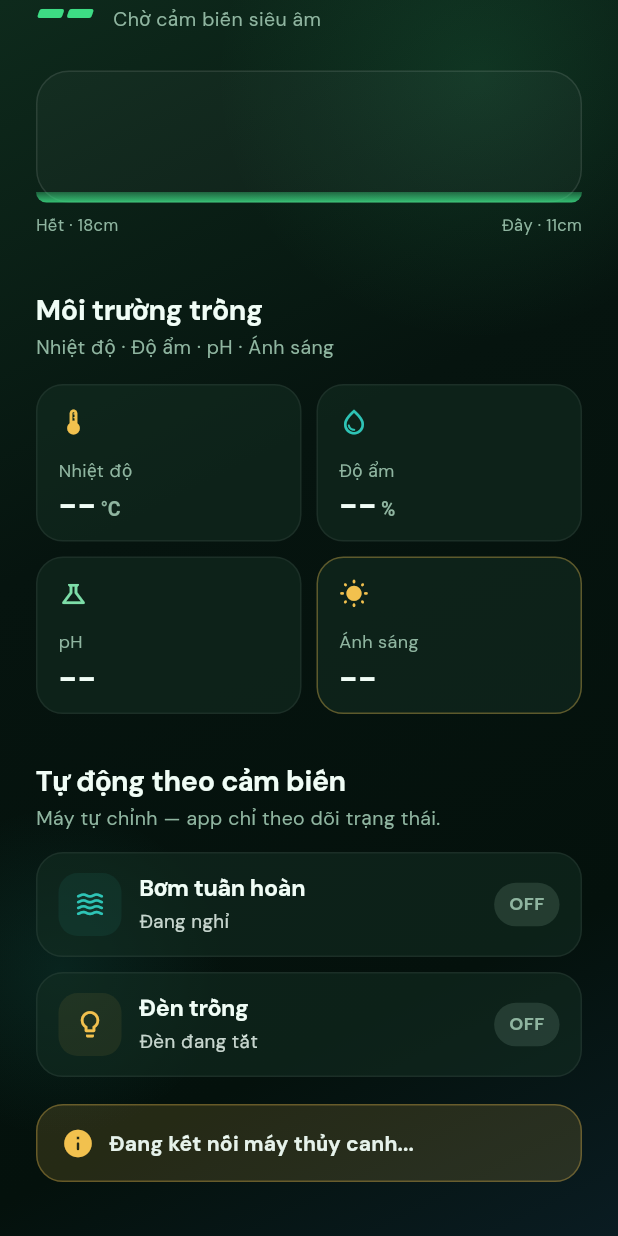
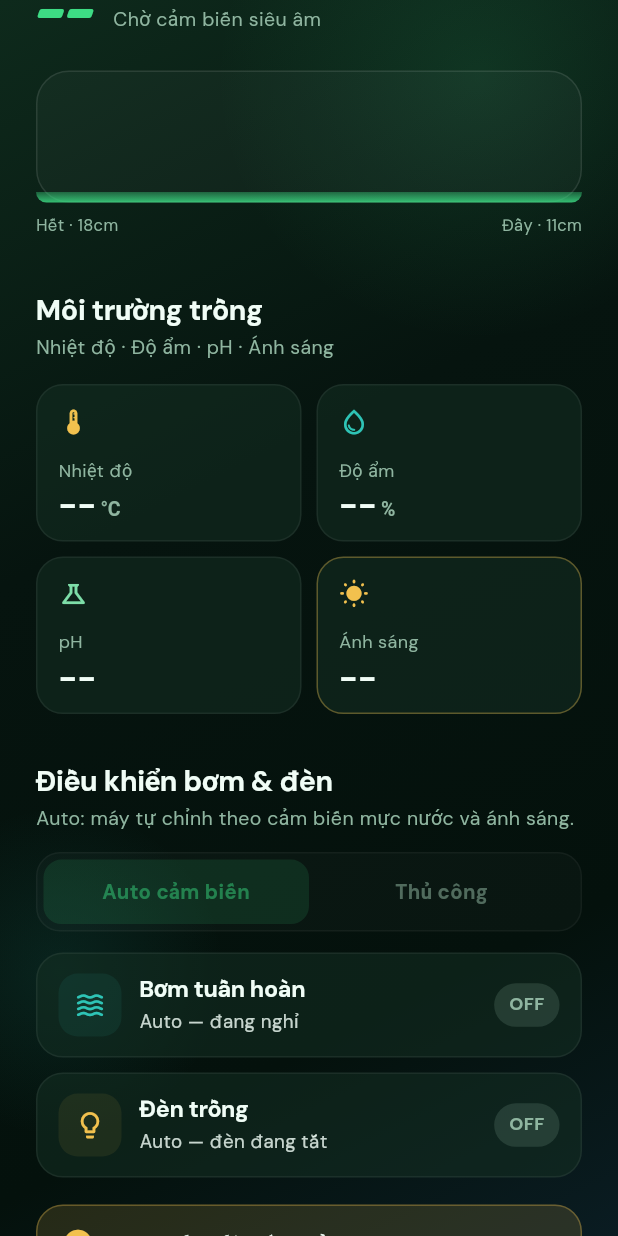
Before and after one commit to duong0411/thuycanh, a Flutter app: the HomePage screen opened directly, scrolled down 309 dp, on a phone screen of 412 x 824 dp. Run offline on Flutter 3.47's test engine with Material 3 defaults, Android fonts, the phone set to English and light mode, and no system bars; drawn by our look-alikes of flutter_animate; our stand-ins replace connectivity_plus, flutter_local_notifications, google_fonts, permission_handler, shared_preferences; missing offline and left inert: flutter_background_service, mqtt_client; accounts and stored records are empty.

Commit message:
Add Auto and manual pump/lamp control from the app.
Let users switch between sensor-driven AUTO and app ON/OFF without reflashing ESP32 firmware.

Co-authored-by: Cursor <cursoragent@cursor.com>

```diff
--- a/lib/core/hydro_provider.dart
+++ b/lib/core/hydro_provider.dart
@@ -7,6 +7,9 @@ import 'config.dart';
 import 'mqtt_service.dart';
 
 enum WaterAlertLevel { ok, full, low }
+
+/// Chế độ điều khiển bơm/đèn gửi xuống ESP32 (khớp firmware HC_AUTO / HC_ON / HC_OFF).
+enum ActuatorMode { auto, on, off }
 
 typedef TelemetrySync = Future<void> Function(Map<String, dynamic> state);
 
@@ -38,6 +41,12 @@ class HydroProvider extends ChangeNotifier {
   int? lightLevel;
   bool pumpOn = false;
   bool lampOn = false;
+
+  /// true = bơm/đèn theo cảm biến; false = bật/tắt thủ công trên app.
+  bool sensorAutoMode = true;
+  ActuatorMode pumpMode = ActuatorMode.auto;
+  ActuatorMode lampMode = ActuatorMode.auto;
+
   WaterAlertLevel waterAlert = WaterAlertLevel.ok;
   String status = 'Chưa kết nối';
 
@@ -137,9 +146,9 @@ class HydroProvider extends ChangeNotifier {
         : 'Đã sẵn sàng';
     notifyListeners();
 
-    // App chỉ theo dõi — bơm/đèn luôn AUTO theo cảm biến (không ép tay)
+    // Đồng bộ chế độ điều khiển hiện tại xuống ESP32 (AUTO hoặc ON/OFF thủ công)
     if (chipBound && ok) {
-      ensureSensorAutoControl();
+      applyControlModes();
     }
   }
 
@@ -164,6 +173,9 @@ class HydroProvider extends ChangeNotifier {
     lightLevel = null;
     pumpOn = false;
     lampOn = false;
+    sensorAutoMode = true;
+    pumpMode = ActuatorMode.auto;
+    lampMode = ActuatorMode.auto;
     waterAlert = WaterAlertLevel.ok;
     lastUpdate = null;
     status = 'Đang kết nối máy ${AppConfig.chipId}...';
@@ -186,6 +198,9 @@ class HydroProvider extends ChangeNotifier {
     lightLevel = null;
     pumpOn = false;
     lampOn = false;
+    sensorAutoMode = true;
+    pumpMode = ActuatorMode.auto;
+    lampMode = ActuatorMode.auto;
     waterAlert = WaterAlertLevel.ok;
     lastUpdate = null;
     status = 'Đã ngắt thiết bị — nhập tên chip để kết nối lại';
@@ -222,7 +237,7 @@ class HydroProvider extends ChangeNotifier {
         final wasVerified = chipVerified;
         _markChipVerified();
         status = hasTelemetry ? 'OK' : 'Máy ${AppConfig.chipId} đã sẵn sàng';
-        if (!wasVerified) ensureSensorAutoControl();
+        if (!wasVerified) applyControlModes();
       } else {
         online = false;
         status = 'Máy ${AppConfig.chipId} tạm offline — chờ kết nối lại';
@@ -323,15 +338,83 @@ class HydroProvider extends ChangeNotifier {
 
   bool _is(String topic, String expected) => topic == expected;
 
-  /// Ép firmware về AUTO: bơm theo mực nước, đèn theo LDR.
-  void ensureSensorAutoControl() {
+  String _modeToCmd(ActuatorMode mode) {
+    switch (mode) {
+      case ActuatorMode.auto:
+        return 'AUTO';
+      case ActuatorMode.on:
+        return 'ON';
+      case ActuatorMode.off:
+        return 'OFF';
+    }
+  }
+
+  /// Gửi lại chế độ đang chọn xuống ESP32 (sau kết nối / online).
+  void applyControlModes() {
     if (!_mqtt.isConnected) return;
     if (!powerOn) {
       powerOn = true;
       _mqtt.setPower(true);
     }
-    _mqtt.setPump('AUTO');
-    _mqtt.setLamp('AUTO');
+    _mqtt.setPump(_modeToCmd(pumpMode));
+    _mqtt.setLamp(_modeToCmd(lampMode));
+  }
+
+  /// Chế độ Auto theo cảm biến (bơm theo mực nước, đèn theo LDR).
+  void setSensorAutoMode() {
+    sensorAutoMode = true;
+    pumpMode = ActuatorMode.auto;
+    lampMode = ActuatorMode.auto;
+    applyControlModes();
+    status = 'Chế độ Auto — bơm/đèn theo cảm biến';
+    notifyListeners();
+  }
+
+  /// Chế độ thủ công: giữ trạng thái ON/OFF hiện tại làm điểm bắt đầu.
+  void setManualMode() {
+    sensorAutoMode = false;
+    pumpMode = pumpOn ? ActuatorMode.on : ActuatorMode.off;
+    lampMode = lampOn ? ActuatorMode.on : ActuatorMode.off;
+    applyControlModes();
+    status = 'Chế độ thủ công — bật/tắt trên app';
+    notifyListeners();
+  }
+
+  void setPumpManual(bool on) {
+    sensorAutoMode = false;
+    if (lampMode == ActuatorMode.auto) {
+      lampMode = lampOn ? ActuatorMode.on : ActuatorMode.off;
+      if (_mqtt.isConnected) _mqtt.setLamp(_modeToCmd(lampMode));
+    }
+    pumpMode = on ? ActuatorMode.on : ActuatorMode.off;
+    if (!_mqtt.isConnected) {
+      notifyListeners();
+      return;
+    }
+    _mqtt.setPump(_modeToCmd(pumpMode));
+    // Optimistic UI — ESP32 vẫn có thể tắt bơm nếu nước LOW (an toàn).
+    pumpOn = on && !isWaterLow;
+    status = on
+        ? (isWaterLow ? 'Bơm: yêu cầu ON (máy giữ tắt vì nước thấp)' : 'Bơm: bật thủ công')
+        : 'Bơm: tắt thủ công';
+    notifyListeners();
+  }
+
+  void setLampManual(bool on) {
+    sensorAutoMode = false;
+    if (pumpMode == ActuatorMode.auto) {
+      pumpMode = pumpOn ? ActuatorMode.on : ActuatorMode.off;
+      if (_mqtt.isConnected) _mqtt.setPump(_modeToCmd(pumpMode));
+    }
+    lampMode = on ? ActuatorMode.on : ActuatorMode.off;
+    if (!_mqtt.isConnected) {
+      notifyListeners();
+      return;
+    }
+    _mqtt.setLamp(_modeToCmd(lampMode));
+    lampOn = on;
+    status = on ? 'Đèn: bật thủ công' : 'Đèn: tắt thủ công';
+    notifyListeners();
   }
 
   Future<void> reconnect() => start(force: true);
--- a/lib/ui/home_page.dart
+++ b/lib/ui/home_page.dart
@@ -209,7 +209,7 @@ class HomePage extends StatelessWidget {
                       ),
                     ),
 
-                    // Tự động
+                    // Điều khiển bơm / đèn
                     SliverToBoxAdapter(
                       child: Padding(
                         padding: const EdgeInsets.fromLTRB(24, 22, 24, 36),
@@ -217,13 +217,28 @@ class HomePage extends StatelessWidget {
                           crossAxisAlignment: CrossAxisAlignment.start,
                           children: [
                             Text(
-                              'Tự động theo cảm biến',
+                              'Điều khiển bơm & đèn',
                               style: Theme.of(context).textTheme.titleLarge?.copyWith(fontSize: 19),
                             ),
                             const SizedBox(height: 4),
                             Text(
-                              'Máy tự chỉnh — app chỉ theo dõi trạng thái.',
+                              h.sensorAutoMode
+                                  ? 'Auto: máy tự chỉnh theo cảm biến mực nước và ánh sáng.'
+                                  : 'Thủ công: bật/tắt bơm và đèn trên app (máy vẫn tắt bơm nếu nước thấp).',
                               style: Theme.of(context).textTheme.bodyMedium?.copyWith(fontSize: 13),
+                            ),
+                            const SizedBox(height: 14),
+                            _ControlModeSwitch(
+                              auto: h.sensorAutoMode,
+                              enabled: live,
+                              onAuto: () {
+                                context.read<HydroProvider>().setSensorAutoMode();
+                                showAppSnack(context, message: 'Đã chuyển Auto theo cảm biến');
+                              },
+                              onManual: () {
+                                context.read<HydroProvider>().setManualMode();
+                                showAppSnack(context, message: 'Đã chuyển chế độ thủ công');
+                              },
                             ),
                             const SizedBox(height: 14),
                             _ActuatorTile(
@@ -231,13 +246,22 @@ class HomePage extends StatelessWidget {
                               active: h.pumpOn,
                               color: HydroTheme.water,
                               icon: Icons.waves_rounded,
-                              detail: h.isWaterLow
-                                  ? 'Nước thấp — bơm tắt, hãy đổ nước'
+                              manual: !h.sensorAutoMode,
+                              enabled: live,
+                              detail: !h.sensorAutoMode
+                                  ? (h.isWaterLow
+                                      ? 'Thủ công — nước thấp: máy giữ tắt bơm'
+                                      : (h.pumpOn ? 'Thủ công — đang bật' : 'Thủ công — đang tắt'))
+                                  : h.isWaterLow
+                                      ? 'Auto — nước thấp, bơm tắt, hãy đổ nước'
                                       : h.isWaterFull
-                                      ? 'Nước đầy — bơm đang tuần hoàn'
+                                          ? 'Auto — nước đầy, bơm đang tuần hoàn'
                                           : h.pumpOn
-                                          ? 'Đang chạy theo mực nước'
-                                          : 'Đang nghỉ',
+                                              ? 'Auto — đang chạy theo mực nước'
+                                              : 'Auto — đang nghỉ',
+                              onChanged: live && !h.sensorAutoMode
+                                  ? (v) => context.read<HydroProvider>().setPumpManual(v)
+                                  : null,
                             ),
                             const SizedBox(height: 10),
                             _ActuatorTile(
@@ -245,11 +269,18 @@ class HomePage extends StatelessWidget {
                               active: h.lampOn,
                               color: HydroTheme.sun,
                               icon: Icons.lightbulb_outline_rounded,
-                              detail: h.lightLevel == null
-                                  ? (h.lampOn ? 'Đèn đang bật' : 'Đèn đang tắt')
+                              manual: !h.sensorAutoMode,
+                              enabled: live,
+                              detail: !h.sensorAutoMode
+                                  ? (h.lampOn ? 'Thủ công — đang bật' : 'Thủ công — đang tắt')
+                                  : h.lightLevel == null
+                                      ? (h.lampOn ? 'Auto — đèn đang bật' : 'Auto — đèn đang tắt')
                                       : h.isDark
-                                      ? 'Trời tối (1) — đèn bật'
-                                      : 'Đủ sáng (0) — đèn tắt',
+                                          ? 'Auto — trời tối (1), đèn bật'
+                                          : 'Auto — đủ sáng (0), đèn tắt',
+                              onChanged: live && !h.sensorAutoMode
+                                  ? (v) => context.read<HydroProvider>().setLampManual(v)
+                                  : null,
                             ),
                             const SizedBox(height: 18),
                             _FooterStatus(h: h, live: live),
@@ -630,6 +661,90 @@ class _MetricTile extends StatelessWidget {
   }
 }
 
+class _ControlModeSwitch extends StatelessWidget {
+  const _ControlModeSwitch({
+    required this.auto,
+    required this.enabled,
+    required this.onAuto,
+    required this.onManual,
+  });
+
+  final bool auto;
+  final bool enabled;
+  final VoidCallback onAuto;
+  final VoidCallback onManual;
+
+  @override
+  Widget build(BuildContext context) {
+    return Opacity(
+      opacity: enabled ? 1 : 0.55,
+      child: Container(
+        width: double.infinity,
+        padding: const EdgeInsets.all(4),
+        decoration: BoxDecoration(
+          borderRadius: BorderRadius.circular(16),
+          color: Colors.white.withValues(alpha: 0.04),
+          border: Border.all(color: Colors.white.withValues(alpha: 0.08)),
+        ),
+        child: Row(
+          children: [
+            Expanded(
+              child: _ModeChip(
+                label: 'Auto cảm biến',
+                selected: auto,
+                onTap: enabled ? onAuto : null,
+              ),
+            ),
+            Expanded(
+              child: _ModeChip(
+                label: 'Thủ công',
+                selected: !auto,
+                onTap: enabled ? onManual : null,
+              ),
+            ),
+          ],
+        ),
+      ),
+    );
+  }
+}
+
+class _ModeChip extends StatelessWidget {
+  const _ModeChip({
+    required this.label,
+    required this.selected,
+    required this.onTap,
+  });
+
+  final String label;
+  final bool selected;
+  final VoidCallback? onTap;
+
+  @override
+  Widget build(BuildContext context) {
+    return Material(
+      color: selected ? HydroTheme.leaf.withValues(alpha: 0.22) : Colors.transparent,
+      borderRadius: BorderRadius.circular(12),
+      child: InkWell(
+        onTap: onTap,
+        borderRadius: BorderRadius.circular(12),
+        child: Padding(
+          padding: const EdgeInsets.symmetric(vertical: 12),
+          child: Text(
+            label,
+            textAlign: TextAlign.center,
+            style: TextStyle(
+              fontSize: 13.5,
+              fontWeight: FontWeight.w700,
+              color: selected ? HydroTheme.leaf : HydroTheme.muted,
+            ),
+          ),
+        ),
+      ),
+    );
+  }
+}
+
 class _ActuatorTile extends StatelessWidget {
   const _ActuatorTile({
     required this.title,
@@ -637,6 +752,9 @@ class _ActuatorTile extends StatelessWidget {
     required this.color,
     required this.icon,
     required this.detail,
+    this.manual = false,
+    this.enabled = true,
+    this.onChanged,
   });
 
   final String title;
@@ -644,6 +762,9 @@ class _ActuatorTile extends StatelessWidget {
   final Color color;
   final IconData icon;
   final String detail;
+  final bool manual;
+  final bool enabled;
+  final ValueChanged<bool>? onChanged;
 
   @override
   Widget build(BuildContext context) {
@@ -689,6 +810,14 @@ class _ActuatorTile extends StatelessWidget {
             ),
           ),
           const SizedBox(width: 8),
+          if (manual && onChanged != null)
+            Switch.adaptive(
+              value: active,
+              onChanged: enabled ? onChanged : null,
+              activeThumbColor: color,
+              activeTrackColor: color.withValues(alpha: 0.45),
+            )
+          else
             Container(
               padding: const EdgeInsets.symmetric(horizontal: 10, vertical: 6),
               decoration: BoxDecoration(
```
Lines whose indentation alone changed are shown as unchanged.
